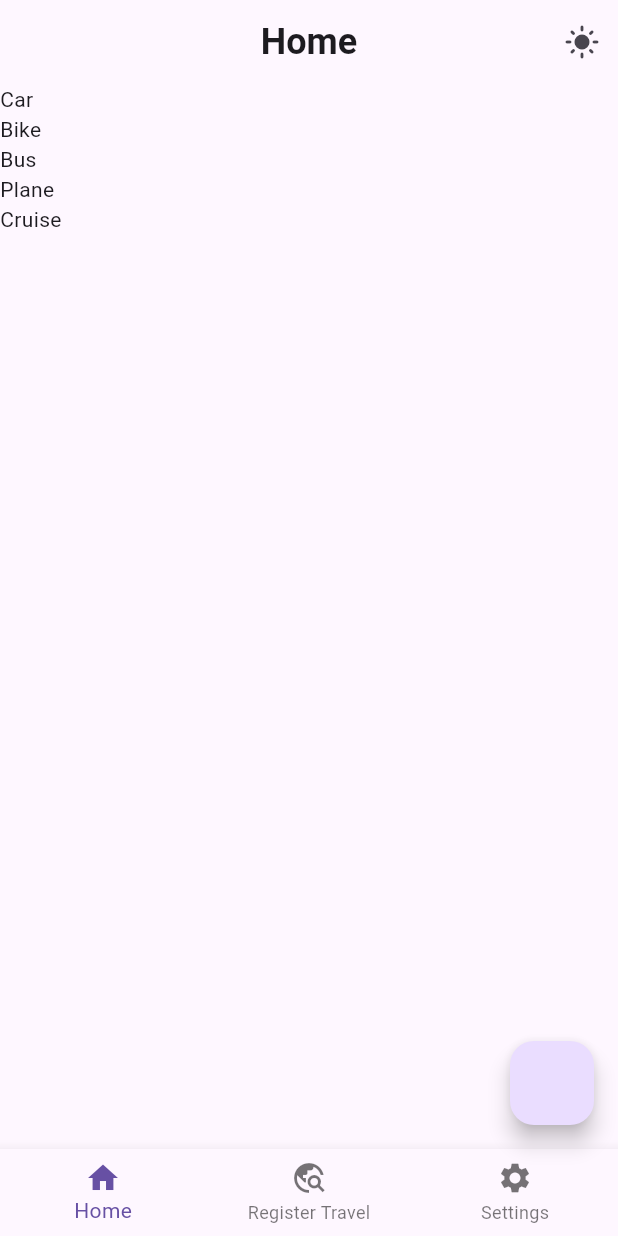
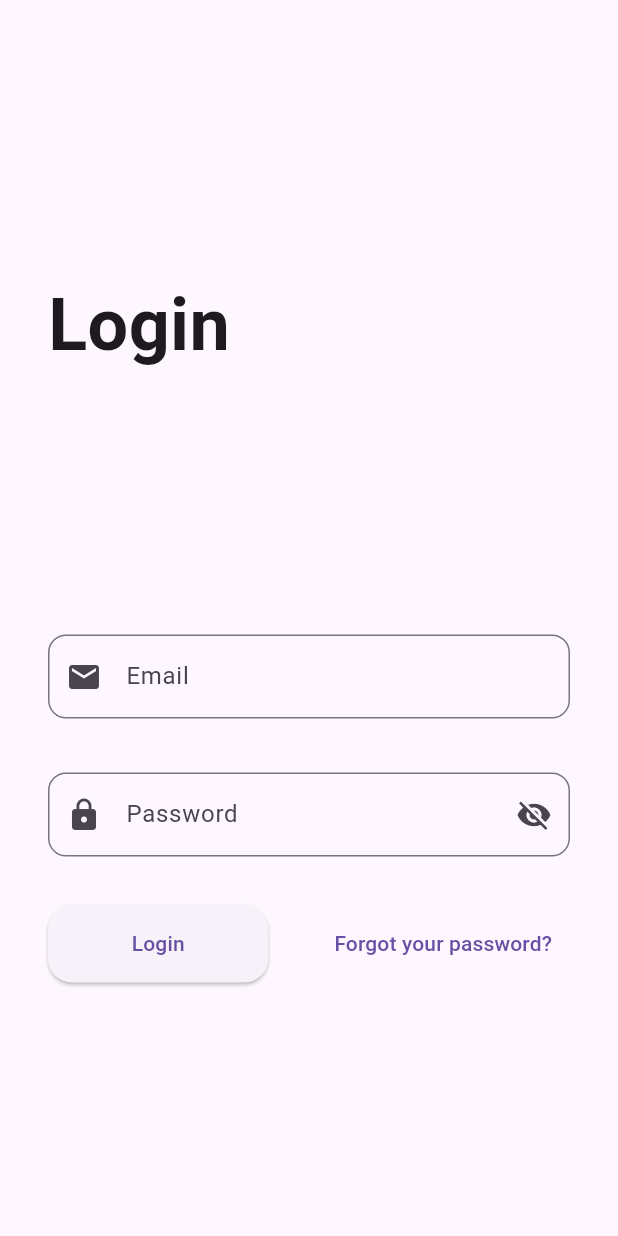
Before and after one commit to Gsdagustavo/projeto_final_flutter, a Flutter app: the screen it shows after launch, on a phone screen of 412 x 824 dp. Run offline on Flutter 3.47's test engine with Material 3 defaults, Android fonts, the phone set to English and light mode, and no system bars; our stand-ins replace firebase_auth, firebase_core, geolocator, google_maps_flutter, shared_preferences, sqflite; accounts and stored records are empty.

Commit message:
feat: make a simple login screen with email and password validatiojn

```diff
--- /dev/null
+++ b/lib/presentation/pages/login_page.dart
@@ -0,0 +1,153 @@
+import 'package:flutter/material.dart';
+
+import '../../services/auth_service.dart';
+
+class LoginPage extends StatefulWidget {
+  const LoginPage({super.key});
+
+  @override
+  State<LoginPage> createState() => _LoginPageState();
+}
+
+class _LoginPageState extends State<LoginPage> {
+  final _formKey = GlobalKey<FormState>();
+
+  final _emailController = TextEditingController();
+  final _passwordController = TextEditingController();
+
+  bool _obscurePassword = true;
+
+  String? _passwordValidator(String? password) {
+    if (password == null || password.isEmpty) {
+      return 'Invalid Password';
+    }
+
+    if (password.length <= 3) {
+      return 'Password too short';
+    }
+
+    return null;
+  }
+
+  String? _emailValidator(String? email) {
+    if (email == null || email.isEmpty || !email.contains('@')) {
+      return 'Invalid Email';
+    }
+
+    return null;
+  }
+
+  void _sendForms() async {
+    if (!_formKey.currentState!.validate()) return;
+
+    final email = _emailController.text;
+    final password = _passwordController.text;
+
+    final user = await AuthService().signinWithEmailAndPassword(
+      email: email,
+      password: password,
+    );
+
+    debugPrint('OIEl: ${user.toString()}');
+  }
+
+  void _togglePasswordVisibility() {
+    setState(() {
+      _obscurePassword = !_obscurePassword;
+    });
+  }
+
+  @override
+  Widget build(BuildContext context) {
+    return Scaffold(
+      body: Padding(
+        padding: const EdgeInsets.all(32.0),
+        child: Column(
+          crossAxisAlignment: CrossAxisAlignment.start,
+          children: [
+            Padding(padding: EdgeInsets.all(75)),
+
+            Text(
+              'Login',
+              style: TextStyle(fontSize: 48, fontWeight: FontWeight.bold),
+            ),
+
+            Padding(padding: EdgeInsets.all(86)),
+
+            Form(
+              key: _formKey,
+              child: Column(
+                children: [
+                  TextFormField(
+                    validator: _emailValidator,
+                    controller: _emailController,
+                    onTapUpOutside: (_) => FocusScope.of(context).unfocus(),
+                    decoration: InputDecoration(
+                      hintText: 'Email',
+                      border: OutlineInputBorder(
+                        borderRadius: BorderRadius.circular(12),
+                      ),
+                      prefixIcon: Icon(Icons.email),
+                    ),
+                  ),
+
+                  Padding(padding: EdgeInsets.all(18)),
+
+                  TextFormField(
+                    validator: _passwordValidator,
+                    controller: _passwordController,
+                    onTapUpOutside: (_) => FocusScope.of(context).unfocus(),
+                    decoration: InputDecoration(
+                      hintText: 'Password',
+                      border: OutlineInputBorder(
+                        borderRadius: BorderRadius.circular(12),
+                      ),
+                      prefixIcon: Icon(Icons.lock),
+                      suffixIcon: IconButton(
+                        onPressed: _togglePasswordVisibility,
+                        icon: Icon(
+                          _obscurePassword
+                              ? Icons.visibility_off
+                              : Icons.visibility,
+                        ),
+                      ),
+                    ),
+
+                    obscureText: _obscurePassword,
+                  ),
+                ],
+              ),
+            ),
+
+            Padding(padding: EdgeInsets.all(16)),
+
+            Row(
+              mainAxisAlignment: MainAxisAlignment.spaceBetween,
+              children: [
+                Expanded(
+                  child: ElevatedButton(
+                    onPressed: _sendForms,
+                    child: Text('Login'),
+                    style: ElevatedButton.styleFrom(
+                      padding: EdgeInsets.all(16),
+                      shape: RoundedRectangleBorder(
+                        borderRadius: BorderRadius.circular(16),
+                      ),
+                    ),
+                  ),
+                ),
+
+                Padding(padding: EdgeInsetsGeometry.all(16)),
+
+                TextButton(
+                  onPressed: () {},
+                  child: Text('Forgot your password?'),
+                ),
+              ],
+            ),
+          ],
+        ),
+      ),
+    );
+  }
+}
--- a/lib/presentation/widgets/my_app.dart
+++ b/lib/presentation/widgets/my_app.dart
@@ -4,6 +4,7 @@ import 'package:provider/provider.dart';
 import '../../core/constants/app_routes.dart';
 import '../../l10n/app_localizations.dart';
 import '../pages/home_page.dart';
+import '../pages/login_page.dart';
 import '../providers/language_code_provider.dart';
 import '../providers/theme_provider.dart';
 
@@ -34,8 +35,10 @@ class MyApp extends StatelessWidget {
 
       themeMode: isDarkMode ? ThemeMode.dark : ThemeMode.light,
 
-      routes: AppRoutes.appRoutes,
-      initialRoute: HomePage.routeName,
+      home: LoginPage(),
+
+      // routes: AppRoutes.appRoutes,
+      // initialRoute: HomePage.routeName,
     );
   }
 }
--- a/pubspec.yaml
+++ b/pubspec.yaml
@@ -99,6 +99,5 @@ flutter:
   # For details regarding fonts from package dependencies,
   # see https://flutter.dev/to/font-from-package
   assets:
-    - lib/entities/
 
   generate: true
```
